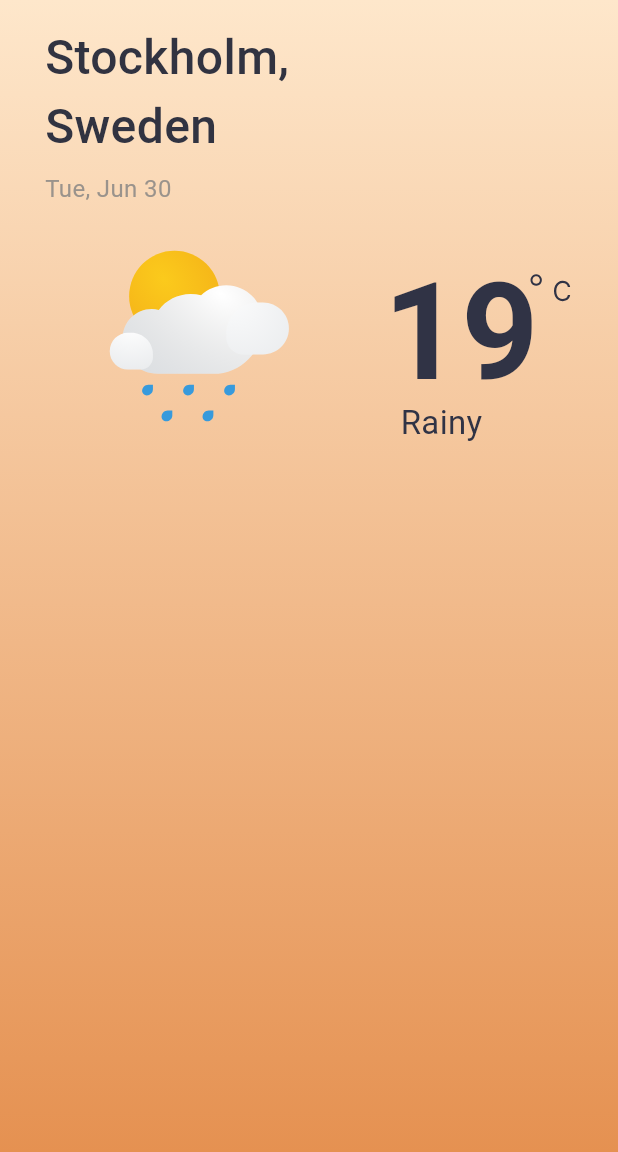
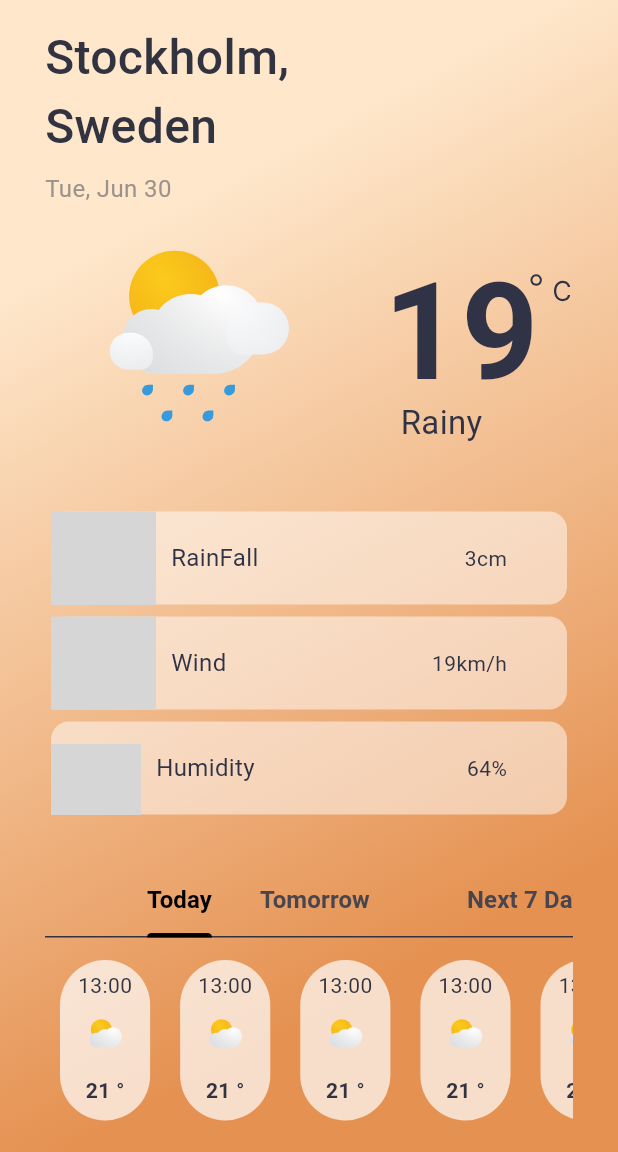
Before and after one commit to appitcompany312/kur15, a Flutter app: the screen it shows after launch, on a phone screen of 412 x 824 dp, the part 84-1236 px from its top. Run offline on Flutter 3.47's test engine with Material 2 defaults, Android fonts, the phone set to English and light mode, and no system bars; our stand-ins replace audioplayers, flutter_svg, google_fonts; grey boxes are pictures that could not be loaded.

Commit message:
finish weather app UI & added 31 sabak

```diff
--- /dev/null
+++ b/home_work/31.dart
@@ -0,0 +1,7 @@
+/*
+1) factory constructors
+2) Model fromJson
+
+3) dart http package
+4) makala
+*/
--- a/weather_app/lib/constants/colors_cons.dart
+++ b/weather_app/lib/constants/colors_cons.dart
@@ -6,4 +6,6 @@ class AppColors {
   static const titleTextColor = Color(0xff313341);
   static const timeTextColor = Color(0xff9A938C);
   static const degreeTextColor = Color(0xff303345);
+  static const whiteColor = Color(0xffFFFFFF);
+  static const blackColor = Color(0xff000000);
 }
--- a/weather_app/lib/home/home_body.dart
+++ b/weather_app/lib/home/home_body.dart
@@ -1,7 +1,9 @@
 import 'package:flutter/material.dart';
 import 'package:weather_app/constants/assets_const.dart';
+import 'package:weather_app/home/weather_extra.dart';
 import 'package:weather_app/widgets/city_time.dart';
 import 'package:weather_app/widgets/current_weather_card.dart';
+import 'package:weather_app/widgets/weather_info_cards.dart';
 
 class HomeBody extends StatelessWidget {
   const HomeBody({super.key});
@@ -20,6 +22,13 @@ class HomeBody extends StatelessWidget {
           weatherState: 'Rainy',
           icon: AssetsConst.weather05,
         ),
+        const WeatherInfoCards(
+          rainFallValue: '3cm',
+          windSpeed: '19km/h',
+          humidityPersent: '64%',
+        ),
+        const SizedBox(height: 30),
+        const WeatherExtra(),
         Container(),
       ],
     );
--- a/weather_app/lib/home/home_page.dart
+++ b/weather_app/lib/home/home_page.dart
@@ -35,8 +35,9 @@ class _HomePageState extends State<HomePage> {
         width: MediaQuery.of(context).size.width,
         decoration: const BoxDecoration(
           gradient: LinearGradient(
-            begin: Alignment.bottomCenter,
-            end: Alignment.topCenter,
+            begin: Alignment.bottomRight,
+            end: Alignment.topLeft,
+            stops: [0.2, 0.8],
             colors: [
               AppColors.bg01,
               AppColors.bg02,
--- /dev/null
+++ b/weather_app/lib/home/weather_extra.dart
@@ -0,0 +1,51 @@
+import 'package:flutter/material.dart';
+import 'package:weather_app/constants/assets_const.dart';
+import 'package:weather_app/constants/colors_cons.dart';
+import 'package:weather_app/widgets/weather_extra_card.dart';
+
+class WeatherExtra extends StatelessWidget {
+  const WeatherExtra({super.key});
+
+  @override
+  Widget build(BuildContext context) {
+    return DefaultTabController(
+      length: 3,
+      child: Column(
+        children: [
+          TabBar(
+            isScrollable: true,
+            labelStyle: const TextStyle(
+              fontSize: 16,
+              fontWeight: FontWeight.bold,
+            ),
+            labelColor: AppColors.blackColor,
+            indicatorColor: AppColors.blackColor,
+            dividerColor: AppColors.titleTextColor,
+            tabs: [
+              const Tab(text: 'Today'),
+              const Tab(text: 'Tomorrow'),
+              SizedBox(
+                width: MediaQuery.of(context).size.width * 0.4,
+                child: const Tab(text: 'Next 7 Days >'),
+              ),
+            ],
+          ),
+          SizedBox(
+            height: 130,
+            child: ListView.builder(
+              itemCount: 7,
+              scrollDirection: Axis.horizontal,
+              itemBuilder: (BuildContext context, int index) {
+                return const WeatherExtraCard(
+                  title: '13:00',
+                  icon: AssetsConst.weather01,
+                  degree: '21 °',
+                );
+              },
+            ),
+          ),
+        ],
+      ),
+    );
+  }
+}
--- /dev/null
+++ b/weather_app/lib/widgets/weather_extra_card.dart
@@ -0,0 +1,53 @@
+import 'package:flutter/material.dart';
+import 'package:flutter_svg/flutter_svg.dart';
+import 'package:weather_app/constants/colors_cons.dart';
+
+class WeatherExtraCard extends StatelessWidget {
+  const WeatherExtraCard({
+    required this.title,
+    required this.icon,
+    required this.degree,
+    super.key,
+  });
+
+  final String title;
+  final String icon;
+  final String degree;
+
+  @override
+  Widget build(BuildContext context) {
+    return Padding(
+      padding: const EdgeInsets.fromLTRB(10, 15, 10, 8),
+      child: DecoratedBox(
+        decoration: BoxDecoration(
+          color: AppColors.whiteColor.withOpacity(0.7),
+          borderRadius: BorderRadius.circular(30),
+        ),
+        child: Column(
+          children: [
+            Padding(
+              padding: const EdgeInsets.fromLTRB(12, 7, 12, 0),
+              child: Text(
+                title,
+                style: const TextStyle(color: AppColors.titleTextColor),
+              ),
+            ),
+            Expanded(
+              child: SvgPicture.asset(icon),
+            ),
+            Padding(
+              padding: const EdgeInsets.fromLTRB(12, 0, 12, 10),
+              child: Text(
+                degree,
+                style: const TextStyle(
+                  color: AppColors.titleTextColor,
+                  fontWeight: FontWeight.bold,
+                ),
+              ),
+            ),
+          ],
+        ),
+      ),
+    );
+  }
+}
--- /dev/null
+++ b/weather_app/lib/widgets/weather_info_card.dart
@@ -0,0 +1,49 @@
+import 'package:flutter/material.dart';
+import 'package:weather_app/constants/colors_cons.dart';
+
+class WetherInfoCard extends StatelessWidget {
+  const WetherInfoCard({
+    required this.icon,
+    required this.title,
+    required this.value,
+    super.key,
+  });
+
+  final Widget icon;
+  final String title;
+  final String value;
+
+  @override
+  Widget build(BuildContext context) {
+    return SizedBox(
+      height: 70,
+      child: Card(
+        color: AppColors.whiteColor.withOpacity(0.5),
+        shadowColor: Colors.transparent,
+        child: Row(
+          crossAxisAlignment: CrossAxisAlignment.center,
+          children: [
+            icon,
+            const SizedBox(width: 10),
+            Text(
+              title,
+              style: const TextStyle(
+                color: AppColors.degreeTextColor,
+                fontSize: 16,
+              ),
+            ),
+            const Spacer(),
+            Text(
+              value,
+              style: const TextStyle(
+                color: AppColors.degreeTextColor,
+                fontSize: 14,
+              ),
+            ),
+            const SizedBox(width: 40),
+          ],
+        ),
+      ),
+    );
+  }
+}
--- /dev/null
+++ b/weather_app/lib/widgets/weather_info_cards.dart
@@ -0,0 +1,55 @@
+import 'package:flutter/material.dart';
+import 'package:flutter_svg/svg.dart';
+import 'package:weather_app/constants/assets_const.dart';
+import 'package:weather_app/widgets/weather_info_card.dart';
+
+class WeatherInfoCards extends StatelessWidget {
+  const WeatherInfoCards({
+    required this.rainFallValue,
+    required this.windSpeed,
+    required this.humidityPersent,
+    super.key,
+  });
+
+  final String rainFallValue;
+  final String windSpeed;
+  final String humidityPersent;
+
+  @override
+  Widget build(BuildContext context) {
+    return Column(
+      children: [
+        WetherInfoCard(
+          icon: SvgPicture.asset(
+            AssetsConst.rainFall,
+            height: 70,
+            fit: BoxFit.cover,
+          ),
+          title: 'RainFall',
+          value: rainFallValue,
+        ),
+        WetherInfoCard(
+          icon: SvgPicture.asset(
+            AssetsConst.wind,
+            height: 70,
+            fit: BoxFit.cover,
+          ),
+          title: 'Wind',
+          value: windSpeed,
+        ),
+        WetherInfoCard(
+          icon: Padding(
+            padding: const EdgeInsets.only(top: 15),
+            child: SvgPicture.asset(
+              AssetsConst.humidity,
+              height: 60,
+              fit: BoxFit.fitHeight,
+            ),
+          ),
+          title: 'Humidity',
+          value: humidityPersent,
+        )
+      ],
+    );
+  }
+}
```
